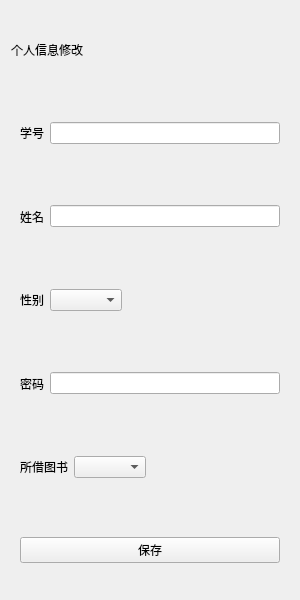
yl4869/librarysystem, file re_account.ui: the form before one commit.
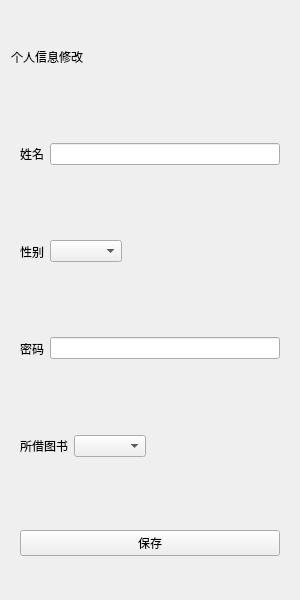
The form after the commit.

Diff of the .ui file:
```diff
--- a/re_account.ui
+++ b/re_account.ui
@@ -14,6 +14,22 @@
    <string>Form</string>
   </property>
   <layout class="QGridLayout" name="gridLayout">
+   <item row="1" column="0">
+    <widget class="QWidget" name="widget_2" native="true">
+     <layout class="QHBoxLayout" name="horizontalLayout_2">
+      <item>
+       <widget class="QLabel" name="label_3">
+        <property name="text">
+         <string>姓名</string>
+        </property>
+       </widget>
+      </item>
+      <item>
+       <widget class="QLineEdit" name="lineEdit_2"/>
+      </item>
+     </layout>
+    </widget>
+   </item>
    <item row="0" column="0">
     <widget class="QLabel" name="label">
      <property name="text">
@@ -22,6 +38,35 @@
     </widget>
    </item>
    <item row="5" column="0">
+    <widget class="QWidget" name="widget_7" native="true">
+     <layout class="QHBoxLayout" name="horizontalLayout_7">
+      <item>
+       <widget class="QPushButton" name="btn_save">
+        <property name="text">
+         <string>保存</string>
+        </property>
+       </widget>
+      </item>
+     </layout>
+    </widget>
+   </item>
+   <item row="3" column="0">
+    <widget class="QWidget" name="widget_4" native="true">
+     <layout class="QHBoxLayout" name="horizontalLayout_4">
+      <item>
+       <widget class="QLabel" name="label_6">
+        <property name="text">
+         <string>密码</string>
+        </property>
+       </widget>
+      </item>
+      <item>
+       <widget class="QLineEdit" name="lineEdit_4"/>
+      </item>
+     </layout>
+    </widget>
+   </item>
+   <item row="4" column="0">
     <widget class="QWidget" name="widget_6" native="true">
      <layout class="QHBoxLayout" name="horizontalLayout_6">
       <item>
@@ -50,68 +95,7 @@
      </layout>
     </widget>
    </item>
-   <item row="1" column="0">
-    <widget class="QWidget" name="widget" native="true">
-     <layout class="QHBoxLayout" name="horizontalLayout">
-      <item>
-       <widget class="QLabel" name="label_2">
-        <property name="text">
-         <string>学号</string>
-        </property>
-       </widget>
-      </item>
-      <item>
-       <widget class="QLineEdit" name="lineEdit_1"/>
-      </item>
-     </layout>
-    </widget>
-   </item>
-   <item row="6" column="0">
-    <widget class="QWidget" name="widget_7" native="true">
-     <layout class="QHBoxLayout" name="horizontalLayout_7">
-      <item>
-       <widget class="QPushButton" name="btn_save">
-        <property name="text">
-         <string>保存</string>
-        </property>
-       </widget>
-      </item>
-     </layout>
-    </widget>
-   </item>
-   <item row="4" column="0">
-    <widget class="QWidget" name="widget_4" native="true">
-     <layout class="QHBoxLayout" name="horizontalLayout_4">
-      <item>
-       <widget class="QLabel" name="label_6">
-        <property name="text">
-         <string>密码</string>
-        </property>
-       </widget>
-      </item>
-      <item>
-       <widget class="QLineEdit" name="lineEdit_4"/>
-      </item>
-     </layout>
-    </widget>
-   </item>
    <item row="2" column="0">
-    <widget class="QWidget" name="widget_2" native="true">
-     <layout class="QHBoxLayout" name="horizontalLayout_2">
-      <item>
-       <widget class="QLabel" name="label_3">
-        <property name="text">
-         <string>姓名</string>
-        </property>
-       </widget>
-      </item>
-      <item>
-       <widget class="QLineEdit" name="lineEdit_2"/>
-      </item>
-     </layout>
-    </widget>
-   </item>
-   <item row="3" column="0">
     <widget class="QWidget" name="widget_5" native="true">
      <layout class="QHBoxLayout" name="horizontalLayout_5">
       <item>
```
